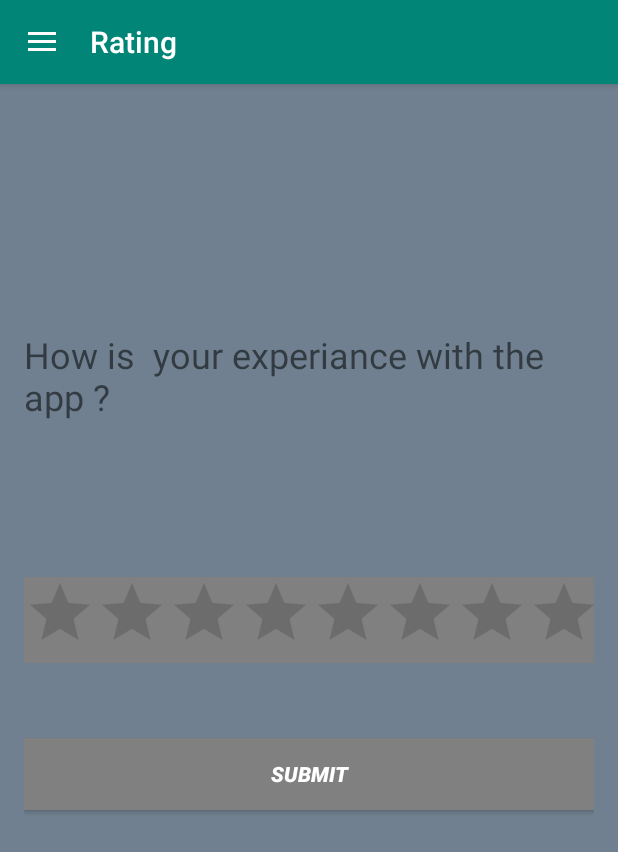
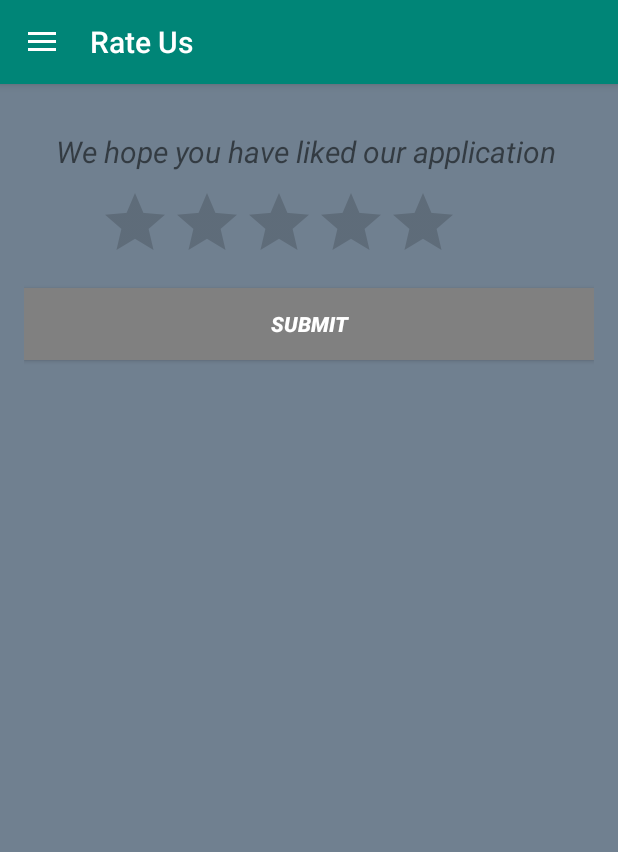
Before and after one commit to fitsumcs/Af_Am_Dectionary, an Android app: the screen it shows after launch (MainActivity), after a tap on "Rate", on a phone screen of 412 x 824 dp. Shown: the top 852 px of the screen. Run offline under Robolectric (Android 15) with nearby library versions, the phone set to English and light mode, and no system bars; network calls fail; 3 statements that could not run were skipped; 1 other tap on this screen came first.

Commit message:
Some UI change in Rating page

```diff
--- a/app/src/main/java/com/example/a3020/mydict/MainActivity.java
+++ b/app/src/main/java/com/example/a3020/mydict/MainActivity.java
@@ -252,7 +252,7 @@ public class MainActivity extends AppCompatActivity
         {
             menuSetting.setVisible(false);
             toolbar.findViewById(R.id.edit_search).setVisibility(View.GONE);
-            toolbar.setTitle("Rating");
+            toolbar.setTitle("Rate Us");
 
         }
         else if (activefragmant.equals(BookmarkFragment.class.getSimpleName()))
--- a/app/src/main/res/layout/fragment_rating_fragmant.xml
+++ b/app/src/main/res/layout/fragment_rating_fragmant.xml
@@ -14,39 +14,34 @@
 
     <TextView
         android:id="@+id/textView2"
-        app:layout_constraintBottom_toTopOf="@+id/button"
-        android:layout_width="wrap_content"
+        android:layout_width="match_parent"
         android:layout_height="wrap_content"
-        android:layout_marginTop="148dp"
-        android:text="How is  your experiance with the app ? "
-        android:textColorHint="@color/colorAccent"
-        android:textSize="24sp"
-        app:layout_constraintLeft_toLeftOf="parent"
-        app:layout_constraintRight_toRightOf="parent"
-        app:layout_constraintTop_toBottomOf="@+id/ratingBar"
-        tools:layout_constraintLeft_creator="1"
-        tools:layout_constraintRight_creator="1" />
+        android:layout_marginTop="15dp"
+        android:gravity="center_horizontal"
+        android:text="We hope you have liked our application "
+        android:textSize="20sp"
+        android:textStyle="italic" />
 
     <RatingBar
         android:id="@+id/ratingBar"
-        android:layout_width="match_parent"
+        android:layout_width="wrap_content"
         android:layout_height="wrap_content"
-        android:layout_marginTop="104dp"
-        android:background="#808080"
-        app:layout_constraintLeft_toLeftOf="parent"
-        app:layout_constraintRight_toRightOf="parent"
-        app:layout_constraintTop_toTopOf="parent"
-        tools:layout_constraintLeft_creator="1"
-        tools:layout_constraintRight_creator="1"
-        tools:layout_constraintTop_creator="1" />
+        android:layout_centerHorizontal="true"
+        android:layout_centerVertical="true"
+        android:layout_marginTop="10dp"
+        android:layout_marginLeft="50dp"
+        android:gravity="center"
+        android:numStars="5"
+        android:stepSize="1"
 
+        />
 
     <Button
         android:id="@+id/button"
         android:layout_width="match_parent"
         android:layout_height="wrap_content"
         android:layout_centerVertical="true"
-        android:layout_marginTop="50dp"
+        android:layout_marginTop="10dp"
         android:layout_marginBottom="50dp"
         android:background="#808080"
 
```
